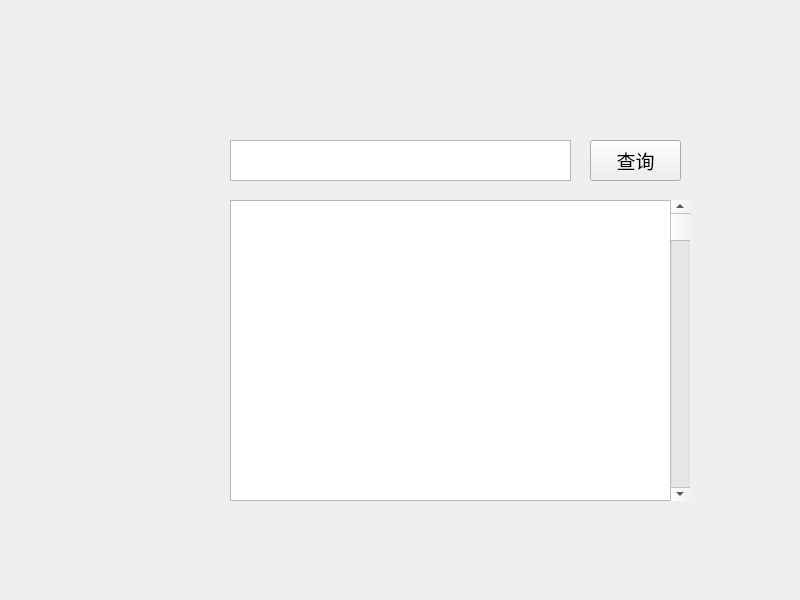
This is homeui.ui in XingHaossssssss/Corpus as Qt 5 draws it before an edit. The edited form follows.
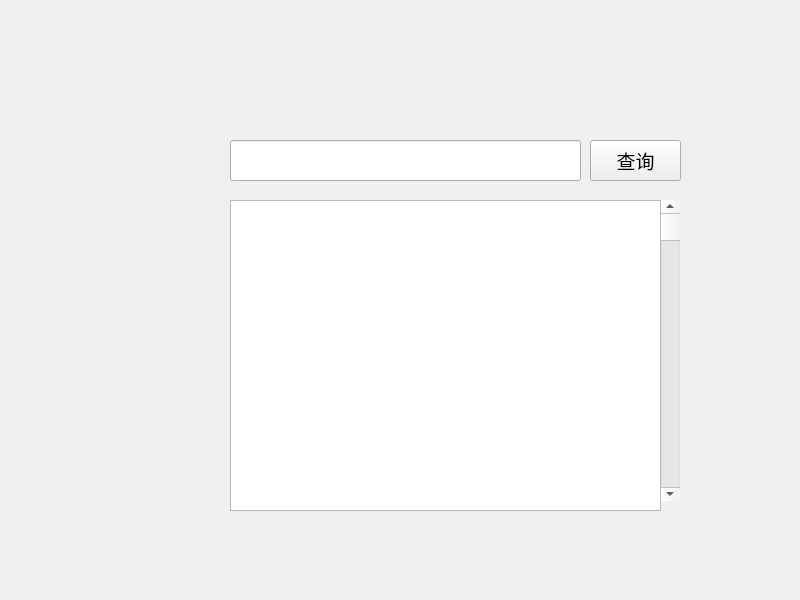
This is the edited form.

```diff
--- a/homeui.ui
+++ b/homeui.ui
@@ -10,21 +10,16 @@
     <height>600</height>
    </rect>
   </property>
+  <property name="font">
+   <font>
+    <pointsize>17</pointsize>
+   </font>
+  </property>
   <property name="windowTitle">
    <string>Corpus</string>
   </property>
   <widget class="QWidget" name="centralwidget">
-   <widget class="QTextBrowser" name="textBrowser">
-    <property name="geometry">
-     <rect>
-      <x>230</x>
-      <y>140</y>
-      <width>341</width>
-      <height>41</height>
-     </rect>
-    </property>
-   </widget>
-   <widget class="QPushButton" name="pushButton">
+   <widget class="QPushButton" name="PushButton_1">
     <property name="geometry">
      <rect>
       <x>590</x>
@@ -43,20 +38,10 @@
      <string>查询</string>
     </property>
    </widget>
-   <widget class="QTextBrowser" name="textBrowser_2">
-    <property name="geometry">
-     <rect>
-      <x>230</x>
-      <y>200</y>
-      <width>441</width>
-      <height>301</height>
-     </rect>
-    </property>
-   </widget>
    <widget class="QScrollBar" name="verticalScrollBar">
     <property name="geometry">
      <rect>
-      <x>670</x>
+      <x>660</x>
       <y>200</y>
       <width>20</width>
       <height>301</height>
@@ -66,6 +51,60 @@
      <enum>Qt::Vertical</enum>
     </property>
    </widget>
+   <widget class="QLineEdit" name="lineEdit_1">
+    <property name="geometry">
+     <rect>
+      <x>230</x>
+      <y>140</y>
+      <width>351</width>
+      <height>41</height>
+     </rect>
+    </property>
+    <property name="font">
+     <font>
+      <family>Arial</family>
+      <pointsize>13</pointsize>
+     </font>
+    </property>
+    <property name="focusPolicy">
+     <enum>Qt::StrongFocus</enum>
+    </property>
+    <property name="text">
+     <string/>
+    </property>
+   </widget>
+   <widget class="QLabel" name="label">
+    <property name="geometry">
+     <rect>
+      <x>30</x>
+      <y>391</y>
+      <width>121</width>
+      <height>141</height>
+     </rect>
+    </property>
+    <property name="text">
+     <string/>
+    </property>
+   </widget>
+   <widget class="QTextEdit" name="textEdit_1">
+    <property name="geometry">
+     <rect>
+      <x>230</x>
+      <y>200</y>
+      <width>431</width>
+      <height>311</height>
+     </rect>
+    </property>
+    <property name="font">
+     <font>
+      <family>Arial</family>
+      <pointsize>13</pointsize>
+     </font>
+    </property>
+    <property name="focusPolicy">
+     <enum>Qt::NoFocus</enum>
+    </property>
+   </widget>
   </widget>
  </widget>
  <resources/>
```
